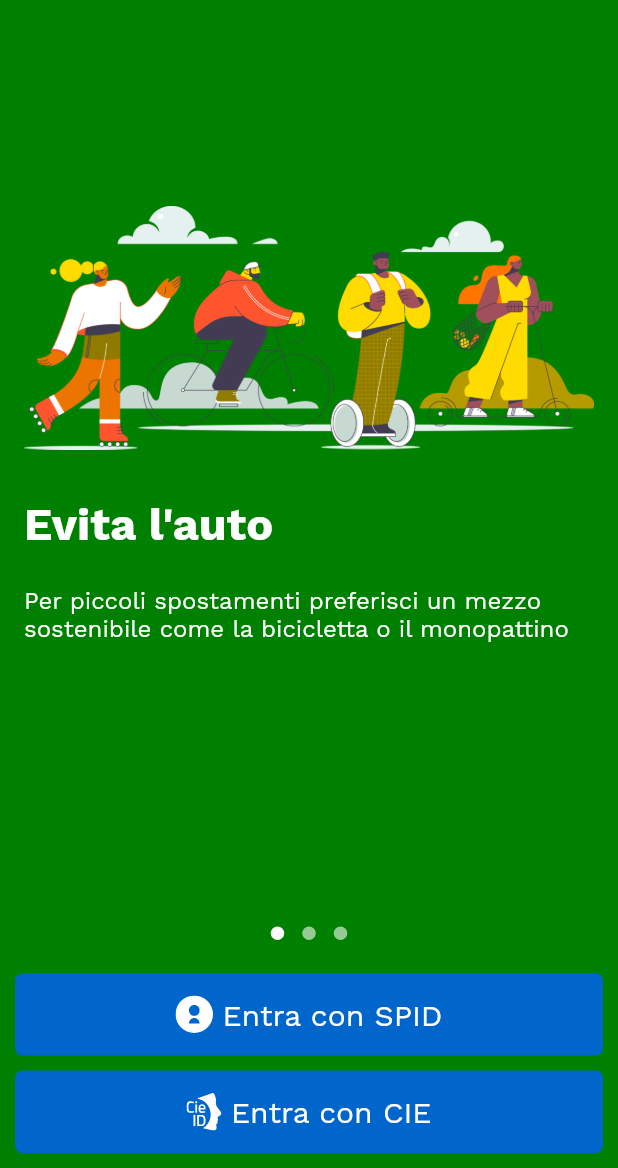
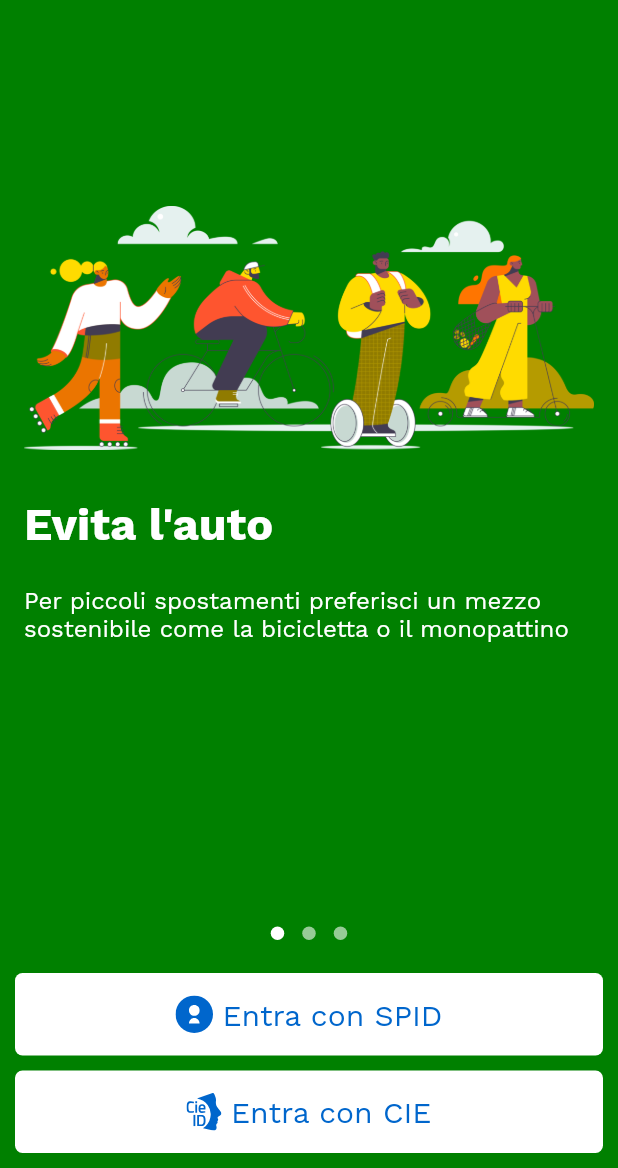
Before and after one commit to alex-sandri/scootr-app, a Flutter app: the screen it shows after launch, on a phone screen of 412 x 824 dp, the part 68-1236 px from its top. Run offline on Flutter 3.47's test engine with Material 2 defaults, Android fonts, the phone set to English and light mode, and no system bars; drawn by our look-alikes of introduction_screen; our stand-ins replace flutter_map, flutter_svg, hive, hive_flutter, latlong; missing offline and left inert: flutter_inappwebview; accounts and stored records are empty.

Commit message:
Invert colors for sign in buttons (better contrast)

```diff
--- a/lib/routes/Home.dart
+++ b/lib/routes/Home.dart
@@ -132,8 +132,8 @@ class HomeRoute extends StatelessWidget {
                   ),
                   label: Text("Entra con SPID"),
                   style: Theme.of(context).textButtonTheme.style!.copyWith(
-                    foregroundColor: MaterialStateProperty.all(Colors.white),
-                    backgroundColor: MaterialStateProperty.all(Config.SPID_COLOR),
+                    foregroundColor: MaterialStateProperty.all(Config.SPID_COLOR),
+                    backgroundColor: MaterialStateProperty.all(Colors.white),
                   ),
                   onPressed: () {
                     Navigator.of(context).push(
@@ -151,8 +151,8 @@ class HomeRoute extends StatelessWidget {
                   ),
                   label: Text("Entra con CIE"),
                   style: Theme.of(context).textButtonTheme.style!.copyWith(
-                    foregroundColor: MaterialStateProperty.all(Colors.white),
-                    backgroundColor: MaterialStateProperty.all(Config.SPID_COLOR),
+                    foregroundColor: MaterialStateProperty.all(Config.SPID_COLOR),
+                    backgroundColor: MaterialStateProperty.all(Colors.white),
                   ),
                   onPressed: () {
                     // TODO
```
Also changed, not shown: assets/images/cie-icon.svg, assets/images/spid-icon.svg.
